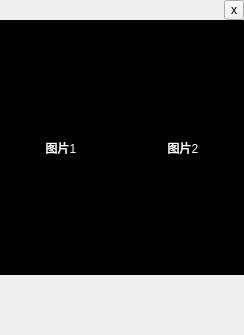
Qt form app/ui/CardUI.ui (Meydan-ZHOU/smileSystem) before a commit.
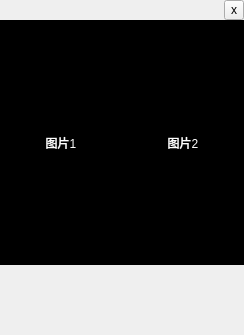
The same form after that commit.

Diff of the .ui file:
```diff
--- a/app/ui/CardUI.ui
+++ b/app/ui/CardUI.ui
@@ -67,6 +67,9 @@
         <property name="spacing">
          <number>0</number>
         </property>
+        <property name="bottomMargin">
+         <number>10</number>
+        </property>
         <item>
          <widget class="QWidget" name="widget_operates" native="true">
           <property name="minimumSize">
```
